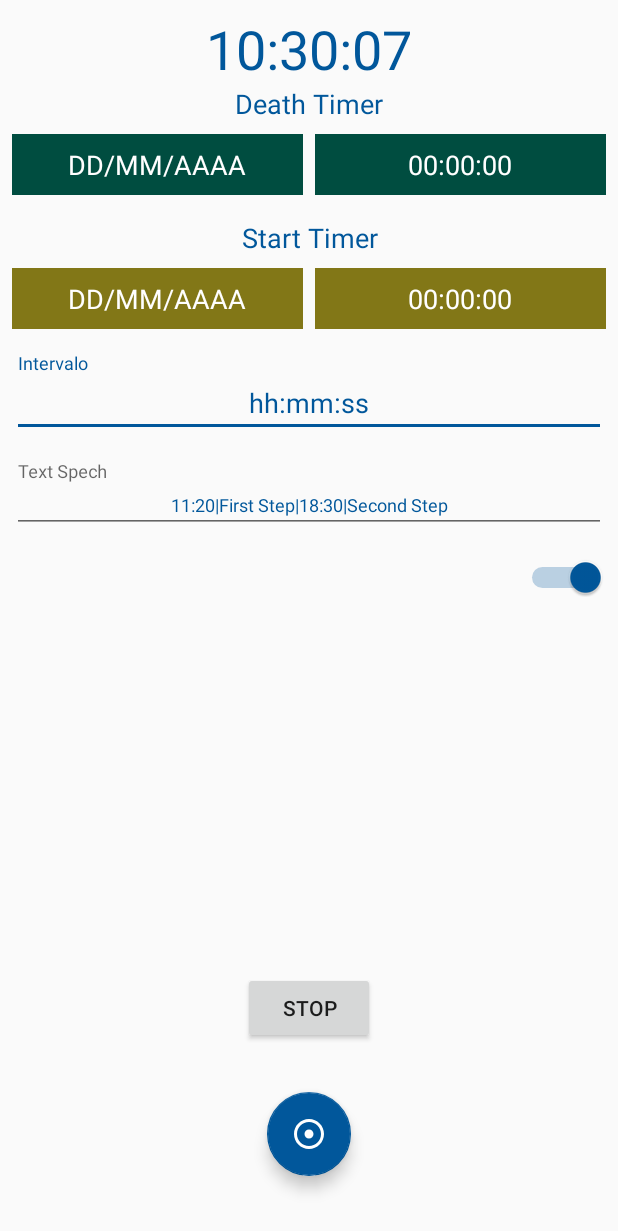
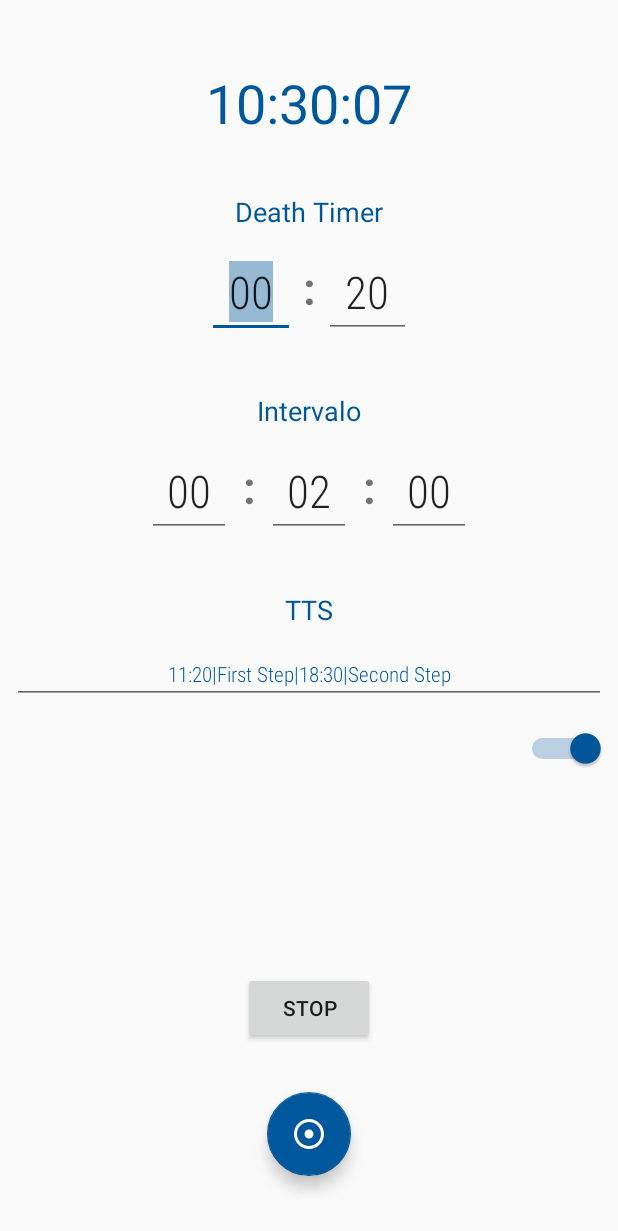
Before and after one commit to segodimo/RecTimerV01, an Android app: the screen it shows after launch (EditForm), on a phone screen of 412 x 824 dp. Shown: the top 1231 px of the screen. Run offline under Robolectric (Android 15) with nearby library versions, the phone set to English and light mode, and no system bars.

Commit message:
Novo EditForm ao o layout

```diff
--- a/app/src/main/java/com/rec/timerv01/activity/EditForm.java
+++ b/app/src/main/java/com/rec/timerv01/activity/EditForm.java
@@ -2,15 +2,17 @@ package com.rec.timerv01.activity;
 
 import androidx.annotation.Nullable;
 import androidx.appcompat.app.AppCompatActivity;
+import androidx.core.content.ContextCompat;
 import androidx.lifecycle.Observer;
 import androidx.work.Data;
 import androidx.work.WorkInfo;
 import androidx.work.WorkManager;
 import androidx.work.OneTimeWorkRequest;
 
-import android.app.DatePickerDialog;
-import android.app.TimePickerDialog;
 import android.content.Intent;
+import android.content.res.ColorStateList;
+import android.graphics.Color;
+import android.graphics.drawable.ColorDrawable;
 import android.media.AudioManager;
 import android.os.Build;
 import android.os.Bundle;
@@ -19,28 +21,25 @@ import android.os.SystemClock;
 import android.util.Log;
 import android.view.View;
 import android.widget.Button;
-import android.widget.DatePicker;
 import android.widget.Switch;
 import android.widget.TextView;
-import android.widget.TimePicker;
 import android.widget.Toast;
 
 import com.google.android.material.floatingactionbutton.FloatingActionButton;
 import com.google.android.material.textfield.TextInputEditText;
 import com.rec.timerv01.R;
 
-import java.text.SimpleDateFormat;
 import java.util.Calendar;
 import java.util.concurrent.TimeUnit;
 
 public class EditForm extends AppCompatActivity {
 
     private TextView txtTimeRT;
-    private TextView btnDatai;
-    private TextView btnTimei;
-    private TextView btnDataf;
-    private TextView btnTimef;
-    private TextInputEditText inptIntervalo;
+    private TextInputEditText inptDtH;
+    private TextInputEditText inptDtM;
+    private TextInputEditText inptIvH;
+    private TextInputEditText inptIvM;
+    private TextInputEditText inptIvS;
     private TextInputEditText inptSpeach;
     private Switch switchStatus;
     private FloatingActionButton btnSave;
@@ -50,11 +49,7 @@ public class EditForm extends AppCompatActivity {
     private Intent intent;
 
 
-    Calendar actuali;
-    Calendar calendari;
-
-    Calendar actualf;
-    Calendar calendarf;
+    Calendar calendar;
 
     private int AlertTimei;
     private int AlertTimef;
@@ -64,18 +59,22 @@ public class EditForm extends AppCompatActivity {
     private int segi,minutosi,horai,diai,mesi,anoi;
     private int segf,minutosf,horaf,diaf,mesf,anof;
 
+    private Boolean valida = false;
+
 
     @Override
     protected void onCreate(Bundle savedInstanceState) {
         super.onCreate(savedInstanceState);
         setContentView(R.layout.activity_edit_form);
 
+        inptDtH = findViewById(R.id.inptDtH);
+        inptDtM = findViewById(R.id.inptDtM);
+        inptIvH = findViewById(R.id.inptIvH);
+        inptIvM = findViewById(R.id.inptIvM);
+        inptIvS = findViewById(R.id.inptIvS);
+
+
         txtTimeRT = findViewById(R.id.txtTimeRT);
-        btnDatai = findViewById(R.id.btnDatai);
-        btnTimei = findViewById(R.id.btnTimei);
-        btnDataf = findViewById(R.id.btnDataf);
-        btnTimef = findViewById(R.id.btnTimef);
-        inptIntervalo = findViewById(R.id.inptIntervalo);
         inptSpeach = findViewById(R.id.inptSpeach);
         switchStatus = findViewById(R.id.switchStatus);
         btnSave = findViewById(R.id.btnSave);
@@ -84,135 +83,17 @@ public class EditForm extends AppCompatActivity {
         AtualizarHora();
 
         /*============================================================*/
-        btnDatai.setOnClickListener(new View.OnClickListener() {
+        inptDtH.setOnClickListener(new View.OnClickListener() {
             @Override
             public void onClick(View v) {
-                actuali = Calendar.getInstance();
-                calendari = Calendar.getInstance();
-
-                anoi = actuali.get(Calendar.YEAR);
-                mesi = actuali.get(Calendar.MONTH);
-                diai = actuali.get(Calendar.DAY_OF_MONTH);
-
-
-                DatePickerDialog datepickerdialog = new DatePickerDialog(v.getContext(), new DatePickerDialog.OnDateSetListener() {
-                    @Override
-                    public void onDateSet(DatePicker view, int y, int m, int d) {
-                        calendari.set(Calendar.DAY_OF_MONTH,d);
-                        calendari.set(Calendar.MONTH,m);
-                        calendari.set(Calendar.YEAR,y);
-
-                        SimpleDateFormat format = new SimpleDateFormat("dd/MM/yyyy");
-                        String strDate = format.format(calendari.getTime());
-                        btnDatai.setText(strDate);
-
-                    }
-                },anoi,mesi,diai);
-                datepickerdialog.show();
+                String h = inptDtH.getText().toString();
+                Toast.makeText(EditForm.this, "h "+h, Toast.LENGTH_SHORT).show();
+                //calendar.set(calendar.HOUR_OF_DAY,h);
             }
         });
 
-        btnTimei.setOnClickListener(new View.OnClickListener() {
-            @Override
-            public void onClick(View v) {
-                actuali = Calendar.getInstance();
-                calendari = Calendar.getInstance();
-
-                horai = actuali.get(Calendar.HOUR_OF_DAY);
-                minutosi = actuali.get(Calendar.MINUTE);
-                minutosi = minutosi+1; //AUMENTA UM MINUTO NA ALARME
-                //segi = actuali.get(Calendar.SECOND);
-
-                TimePickerDialog timepickerdialog = new TimePickerDialog(v.getContext(), new TimePickerDialog.OnTimeSetListener() {
-                    @Override
-                    public void onTimeSet(TimePicker view, int h, int m) {
-                        calendari.set(Calendar.HOUR_OF_DAY,h);
-                        calendari.set(Calendar.MINUTE,m);
-                        calendari.set(Calendar.SECOND,0);
-
-                        btnTimei.setText(String.format("%02d:%02d", h, m));
-
-                    }
-                }, horai,minutosi,true);
-                timepickerdialog.show();
-            }
-        });
         /*============================================================*/
 
-
-
-
-
-
-        /*============================================================*/
-        btnDataf.setOnClickListener(new View.OnClickListener() {
-            @Override
-            public void onClick(View v) {
-                actualf = Calendar.getInstance();
-                calendarf = Calendar.getInstance();
-
-                anof = actualf.get(Calendar.YEAR);
-                mesf = actualf.get(Calendar.MONTH);
-                diaf = actualf.get(Calendar.DAY_OF_MONTH);
-
-
-                DatePickerDialog datepickerdialog = new DatePickerDialog(v.getContext(), new DatePickerDialog.OnDateSetListener() {
-                    @Override
-                    public void onDateSet(DatePicker view, int y, int m, int d) {
-                        calendarf.set(Calendar.DAY_OF_MONTH,d);
-                        calendarf.set(Calendar.MONTH,m);
-                        calendarf.set(Calendar.YEAR,y);
-
-                        SimpleDateFormat format = new SimpleDateFormat("dd/MM/yyyy");
-                        String strDate = format.format(calendarf.getTime());
-                        btnDataf.setText(strDate);
-
-                    }
-                },anof,mesf,diaf);
-                datepickerdialog.show();
-            }
-        });
-
-        btnTimef.setOnClickListener(new View.OnClickListener() {
-            @Override
-            public void onClick(View v) {
-                actualf = Calendar.getInstance();
-                calendarf = Calendar.getInstance();
-
-                horaf = actualf.get(Calendar.HOUR_OF_DAY);
-                minutosf = actualf.get(Calendar.MINUTE);
-                minutosf= minutosf+1; //AUMENTA UM MINUTO NA ALARME
-
-                TimePickerDialog timepickerdialog = new TimePickerDialog(v.getContext(), new TimePickerDialog.OnTimeSetListener() {
-                    @Override
-                    public void onTimeSet(TimePicker view, int h, int m) {
-                        calendarf.set(Calendar.HOUR_OF_DAY,h);
-                        calendarf.set(Calendar.MINUTE,m);
-                        calendarf.set(Calendar.SECOND,0);
-
-                        btnTimef.setText(String.format("%02d:%02d", h, m));
-
-                    }
-                }, horaf,minutosf,true);
-                timepickerdialog.show();
-            }
-        });
-        /*============================================================*/
-
-
-        inptIntervalo.setOnClickListener(new View.OnClickListener() {
-            @Override
-            public void onClick(View v) {
-
-            }
-        });
-
-        inptSpeach.setOnClickListener(new View.OnClickListener() {
-            @Override
-            public void onClick(View v) {
-
-            }
-        });
 
 
         switchStatus.setOnClickListener(new View.OnClickListener() {
@@ -227,24 +108,41 @@ public class EditForm extends AppCompatActivity {
             @Override
             public void onClick(View v) {
 
+
+
+                if(!valida){
+                    //Toast.makeText(EditForm.this, "no valido", Toast.LENGTH_SHORT).show();
+                    //btnSave.setBackgroundColor(Color.parseColor("#ff0000"));
+                    //btnSave.getBackground().mutate().setTint(getApplicationContext().getColor(this, R.color.anyColor));
+                    //btnSave.setBackgroundTintList(getResources().getColorStateList(Color.parseColor("#ff0000"));
+//                    btnSave.setBackgroundTintList(btnSave.valueOf(ContextCompat.getColor(mContext,R.color.mColor)));
+//                    btnSave.setBackgroundTintList(btnSave, ColorStateList.valueOf());
+//                    btnSave.setImageDrawable(ContextCompat.getDrawable(getBaseContext(), R.drawable.favourite_selected));
+                    //btnSave.setBackgroundTintList(btnSave, ColorStateList.valueOf(100, 80, 80, ));
+                    btnSave.setBackgroundDrawable(new ColorDrawable(Color.parseColor("#ff0000")));
+
+
+
+                }
+                else{
                     //------------------------------------------------------------------------------------------------
-                if(calendari != null){
-                    Log.d("TAGNAME", String.valueOf(Calendar.getInstance().getTime())+" (ddai) "+Calendar.getInstance().getTimeInMillis());
-                    Log.d("TAGNAME", String.valueOf(calendari.getTime())+" (ddsf) "+calendari.getTimeInMillis());
-                    AlertTimei = (int) (long) (calendari.getTimeInMillis() - Calendar.getInstance().getTimeInMillis());
-                    Log.d("TAGNAME", "AlertTimei "+String.valueOf(AlertTimei / 1000));
-                    //salvarAlarme("tag1", AlertTimei, "titititi", "Detalhe funcionando", 1);
-                    //salvarAlarme("tag1", 8000, "titititi", "T.X.T. Fala funcionando", 1);
-                }
+//                if(calendari != null){
+//                    Log.d("TAGNAME", String.valueOf(Calendar.getInstance().getTime())+" (ddai) "+Calendar.getInstance().getTimeInMillis());
+//                    Log.d("TAGNAME", String.valueOf(calendari.getTime())+" (ddsf) "+calendari.getTimeInMillis());
+//                    AlertTimei = (int) (long) (calendari.getTimeInMillis() - Calendar.getInstance().getTimeInMillis());
+//                    Log.d("TAGNAME", "AlertTimei "+String.valueOf(AlertTimei / 1000));
+//                    //salvarAlarme("tag1", AlertTimei, "titititi", "Detalhe funcionando", 1);
+//                    //salvarAlarme("tag1", 8000, "titititi", "T.X.T. Fala funcionando", 1);
+//                }
                     //------------------------------------------------------------------------------------------------
-                if(calendarf != null){
-                    Log.d("TAGNAME", String.valueOf(Calendar.getInstance().getTime())+" (ddai) "+Calendar.getInstance().getTimeInMillis());
-                    Log.d("TAGNAME", String.valueOf(calendarf.getTime())+" (dddf) "+calendarf.getTimeInMillis());
-                    AlertTimef = (int) (long)(calendarf.getTimeInMillis() - Calendar.getInstance().getTimeInMillis());
-                    Log.d("TAGNAME", "AlertTimef "+String.valueOf(AlertTimef / 1000));
-                    //salvarAlarme("tag2", AlertTimef, "titititi", "Alarme Final", 1);
-                    //salvarAlarme("tag2", 15000, "titititi", "Alarme Final", 1);
-                }
+//                if(calendarf != null){
+//                    Log.d("TAGNAME", String.valueOf(Calendar.getInstance().getTime())+" (ddai) "+Calendar.getInstance().getTimeInMillis());
+//                    Log.d("TAGNAME", String.valueOf(calendarf.getTime())+" (dddf) "+calendarf.getTimeInMillis());
+//                    AlertTimef = (int) (long)(calendarf.getTimeInMillis() - Calendar.getInstance().getTimeInMillis());
+//                    Log.d("TAGNAME", "AlertTimef "+String.valueOf(AlertTimef / 1000));
+//                    //salvarAlarme("tag2", AlertTimef, "titititi", "Alarme Final", 1);
+//                    //salvarAlarme("tag2", 15000, "titititi", "Alarme Final", 1);
+//                }
                     //------------------------------------------------------------------------------------------------
 
 
@@ -255,16 +153,6 @@ public class EditForm extends AppCompatActivity {
                     Log.d("TAGNAME", "AlertTimei "+String.valueOf(AlertTimei / 1000));
                     Log.d("TAGNAME", "AlertTimef "+String.valueOf(AlertTimef / 1000));
 
-//                for (int i = AlertTimei+Intervalo; i < AlertTimef; i+= Intervalo){
-//
-//                    int hh = Calendar.getInstance().get(Calendar.HOUR_OF_DAY);
-//                    int mm = Calendar.getInstance().get(Calendar.MINUTE);
-//                    int ss = Calendar.getInstance().get(Calendar.SECOND);
-//
-//                    Log.d("TAGNAME", "i "+i);
-//                    salvarAlarme("tag1", i, "titititi", String.valueOf(hh+" horas"+mm+" minutos "+ss+" segundos"), 1);
-//                }
-
                     salvarAlarme("tag1", AlertTimei, "titititi", "fala teste", (AlertTimef-AlertTimei), Intervalo);
 
 //                if(calendarf != null && calendari != null && AlertTimef > AlertTimei){
@@ -274,8 +162,7 @@ public class EditForm extends AppCompatActivity {
 //                    Toast.makeText(EditForm.this, "Death Timer < Start Timer", Toast.LENGTH_SHORT).show();
 //                }
                     //------------------------------------------------------------------------------------------------
-
-
+                }
             }
         });
 
--- a/app/src/main/res/layout/activity_edit_form.xml
+++ b/app/src/main/res/layout/activity_edit_form.xml
@@ -23,12 +23,14 @@
             android:text="00:00:00"
             android:textAlignment="center"
             android:textColor="#01579B"
-            android:textSize="36sp" />
+            android:textSize="36sp"
+            android:layout_marginTop="36dp" />
 
         <TextView
             android:id="@+id/txtDeath"
             android:layout_width="match_parent"
             android:layout_height="wrap_content"
+            android:layout_marginTop="36dp"
             android:text="Death Timer"
             android:textAlignment="center"
             android:textColor="#01579B"
@@ -37,34 +39,56 @@
         <LinearLayout
             android:layout_width="match_parent"
             android:layout_height="match_parent"
-            android:layout_marginTop="8dp"
-            android:orientation="horizontal">
+            android:orientation="horizontal"
+            android:layout_marginTop="0dp"
+            android:paddingHorizontal="130dp">
+
+            <com.google.android.material.textfield.TextInputLayout
+                android:id="@+id/lyinptDtH"
+                android:layout_width="match_parent"
+                android:layout_height="match_parent"
+                android:layout_weight="8">
+
+                <com.google.android.material.textfield.TextInputEditText
+                    android:id="@+id/inptDtH"
+                    android:layout_width="match_parent"
+                    android:layout_height="wrap_content"
+                    android:fontFamily="sans-serif-condensed-light"
+                    android:inputType="number"
+                    android:selectAllOnFocus="true"
+                    android:text="00"
+                    android:textAlignment="center"
+                    android:textSize="30sp" />
+            </com.google.android.material.textfield.TextInputLayout>
 
             <TextView
-                android:id="@+id/btnDataf"
+                android:id="@+id/textView"
                 android:layout_width="match_parent"
-                android:layout_height="wrap_content"
-                android:layout_marginRight="4dp"
-                android:layout_weight="2"
-                android:background="#004D40"
-                android:paddingVertical="8dp"
-                android:text="DD/MM/AAAA"
+                android:layout_height="match_parent"
+                android:layout_weight="12"
+                android:paddingTop="18dp"
+                android:text=":"
                 android:textAlignment="center"
-                android:textColor="#FFFFFF"
-                android:textSize="18sp" />
+                android:textSize="30sp"
+                android:textStyle="bold" />
 
-            <TextView
-                android:id="@+id/btnTimef"
+            <com.google.android.material.textfield.TextInputLayout
+                android:id="@+id/lyinptDtM"
                 android:layout_width="match_parent"
-                android:layout_height="wrap_content"
-                android:layout_marginLeft="4dp"
-                android:layout_weight="2"
-                android:background="#004D40"
-                android:paddingVertical="8dp"
-                android:text="00:00:00"
-                android:textAlignment="center"
-                android:textColor="#FFFFFF"
-                android:textSize="18sp" />
+                android:layout_height="match_parent"
+                android:layout_weight="8">
+
+                <com.google.android.material.textfield.TextInputEditText
+                    android:id="@+id/inptDtM"
+                    android:layout_width="match_parent"
+                    android:layout_height="wrap_content"
+                    android:inputType="number"
+                    android:selectAllOnFocus="true"
+                    android:fontFamily="sans-serif-condensed-light"
+                    android:text="20"
+                    android:textAlignment="center"
+                    android:textSize="30sp" />
+            </com.google.android.material.textfield.TextInputLayout>
 
         </LinearLayout>
 
@@ -72,8 +96,8 @@
             android:id="@+id/txtInicioAlarma"
             android:layout_width="match_parent"
             android:layout_height="wrap_content"
-            android:layout_marginTop="16dp"
-            android:text="Start Timer"
+            android:layout_marginTop="36dp"
+            android:text="Intervalo"
             android:textAlignment="center"
             android:textColor="#01579B"
             android:textSize="18sp" />
@@ -81,74 +105,118 @@
         <LinearLayout
             android:layout_width="match_parent"
             android:layout_height="wrap_content"
-            android:layout_marginTop="8dp"
+            android:layout_marginHorizontal="90dp"
+            android:layout_marginTop="0dp"
             android:orientation="horizontal">
 
-            <TextView
-                android:id="@+id/btnDatai"
+            <com.google.android.material.textfield.TextInputLayout
+                android:id="@+id/lyinptIvH"
                 android:layout_width="match_parent"
-                android:layout_height="wrap_content"
-                android:layout_marginRight="4dp"
-                android:layout_weight="2"
-                android:background="#827717"
-                android:paddingVertical="8dp"
-                android:text="DD/MM/AAAA"
-                android:textAlignment="center"
-                android:textColor="#FFFFFF"
-                android:textSize="18sp" />
+                android:layout_height="match_parent"
+                android:layout_weight="10">
+
+                <com.google.android.material.textfield.TextInputEditText
+                    android:id="@+id/inptIvH"
+                    android:layout_width="match_parent"
+                    android:layout_height="wrap_content"
+                    android:inputType="number"
+                    android:selectAllOnFocus="true"
+                    android:fontFamily="sans-serif-condensed-light"
+                    android:text="00"
+                    android:textAlignment="center"
+                    android:textSize="30sp" />
+            </com.google.android.material.textfield.TextInputLayout>
 
             <TextView
-                android:id="@+id/btnTimei"
+                android:id="@+id/textView2"
                 android:layout_width="match_parent"
-                android:layout_height="wrap_content"
-                android:layout_marginLeft="4dp"
-                android:layout_weight="2"
-                android:background="#827717"
-                android:paddingVertical="8dp"
-                android:text="00:00:00"
+                android:layout_height="match_parent"
+                android:layout_weight="12"
+                android:paddingTop="18dp"
+                android:text=":"
                 android:textAlignment="center"
-                android:textColor="#FFFFFF"
-                android:textSize="18sp" />
+                android:textSize="30sp"
+                android:textStyle="bold" />
+
+            <com.google.android.material.textfield.TextInputLayout
+                android:id="@+id/lyinptIvM"
+                android:layout_width="match_parent"
+                android:layout_height="match_parent"
+                android:layout_weight="10">
+
+                <com.google.android.material.textfield.TextInputEditText
+                    android:id="@+id/inptIvM"
+                    android:layout_width="match_parent"
+                    android:layout_height="wrap_content"
+                    android:inputType="number"
+                    android:selectAllOnFocus="true"
+                    android:fontFamily="sans-serif-condensed-light"
+                    android:text="02"
+                    android:textAlignment="center"
+                    android:textSize="30sp" />
+            </com.google.android.material.textfield.TextInputLayout>
+
+            <TextView
+                android:id="@+id/textView3"
+                android:layout_width="match_parent"
+                android:layout_height="match_parent"
+                android:layout_weight="12"
+                android:paddingTop="18dp"
+                android:text=":"
+                android:textAlignment="center"
+                android:textSize="30sp"
+                android:textStyle="bold" />
+
+            <com.google.android.material.textfield.TextInputLayout
+                android:id="@+id/lyinptIvS"
+                android:layout_width="match_parent"
+                android:layout_height="match_parent"
+                android:layout_weight="10">
+
+                <com.google.android.material.textfield.TextInputEditText
+                    android:id="@+id/inptIvS"
+                    android:layout_width="match_parent"
+                    android:layout_height="wrap_content"
+                    android:inputType="number"
+                    android:selectAllOnFocus="true"
+                    android:fontFamily="sans-serif-condensed-light"
+                    android:text="00"
+                    android:textAlignment="center"
+                    android:textSize="30sp" />
+            </com.google.android.material.textfield.TextInputLayout>
 
         </LinearLayout>
 
-        <com.google.android.material.textfield.TextInputLayout
-            android:id="@+id/lyInptIntervalo"
+
+        <TextView
+            android:id="@+id/lyTTSpech"
             android:layout_width="match_parent"
             android:layout_height="wrap_content"
-            android:layout_marginTop="16dp"
-            android:layout_weight="2"
-            android:hint="Intervalo">
-
-            <com.google.android.material.textfield.TextInputEditText
-                android:id="@+id/inptIntervalo"
-                android:layout_width="match_parent"
-                android:layout_height="wrap_content"
-                android:layout_weight="1.5"
-                android:inputType="time"
-                android:text="hh:mm:ss"
-                android:textAlignment="center"
-                android:textColor="#01579B" />
-        </com.google.android.material.textfield.TextInputLayout>
+            android:layout_marginTop="36dp"
+            android:text="TTS"
+            android:textAlignment="center"
+            android:textColor="#01579B"
+            android:textSize="18sp" />
 
         <com.google.android.material.textfield.TextInputLayout
             android:id="@+id/lyInptSpeach"
             android:layout_width="match_parent"
             android:layout_height="wrap_content"
-            android:layout_marginTop="16dp"
-            android:layout_weight="2"
-            android:hint="Text Spech">
+            android:layout_marginTop="0dp"
+            android:selectAllOnFocus="true"
+            android:layout_weight="2">
 
             <com.google.android.material.textfield.TextInputEditText
                 android:id="@+id/inptSpeach"
                 android:layout_width="match_parent"
                 android:layout_height="wrap_content"
                 android:layout_weight="2"
+                android:fontFamily="sans-serif-condensed-light"
                 android:inputType="time"
                 android:text="11:20|First Step|18:30|Second Step"
                 android:textAlignment="center"
                 android:textColor="#01579B"
-                android:textSize="12sp" />
+                android:textSize="14sp" />
         </com.google.android.material.textfield.TextInputLayout>
 
         <Switch
```
Lines whose indentation alone changed are shown as unchanged.
